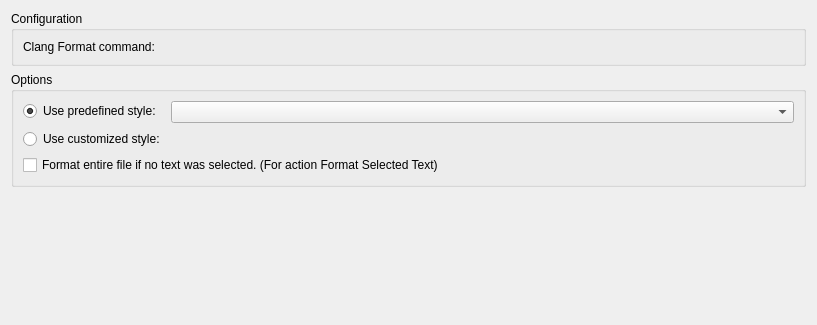
First picture: the form in src/plugins/beautifier/clangformat/clangformatoptionspage.ui, repository qt-creator/qt-creator, before the edit; both pictures show x 0 to 817 and y 0 to 325 of the 817 by 631 pixel window.
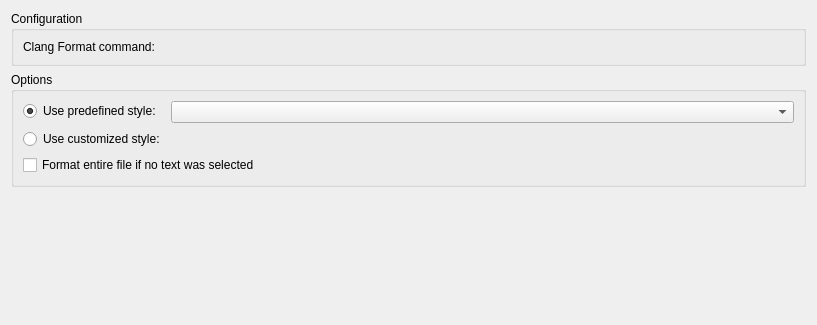
Second picture: the form after the edit. Custom widgets are drawn as their Qt base class.

Commit message:
Beautifier: Add fallback for uncrustify's "Format Selected Text"
If the current editor has no text selection and the new option
("formatEntireFileFallback") is selected, the entire file is formatted.

With this change uncrustify's "Format Selected Text" behaves like
ClangFormat which already has a "formatEntireFileFallback" option.

```diff
--- a/src/plugins/beautifier/clangformat/clangformatoptionspage.ui
+++ b/src/plugins/beautifier/clangformat/clangformatoptionspage.ui
@@ -74,7 +74,7 @@
       <item row="2" column="0" colspan="2">
        <widget class="QCheckBox" name="formatEntireFileFallback">
         <property name="text">
-         <string>Format entire file if no text was selected. (For action Format Selected Text)</string>
+         <string>Format entire file if no text was selected</string>
         </property>
        </widget>
       </item>
```
Left out of the diff: 3 changed lines with no effect on the pictures. The commit also changes 5 other files.
